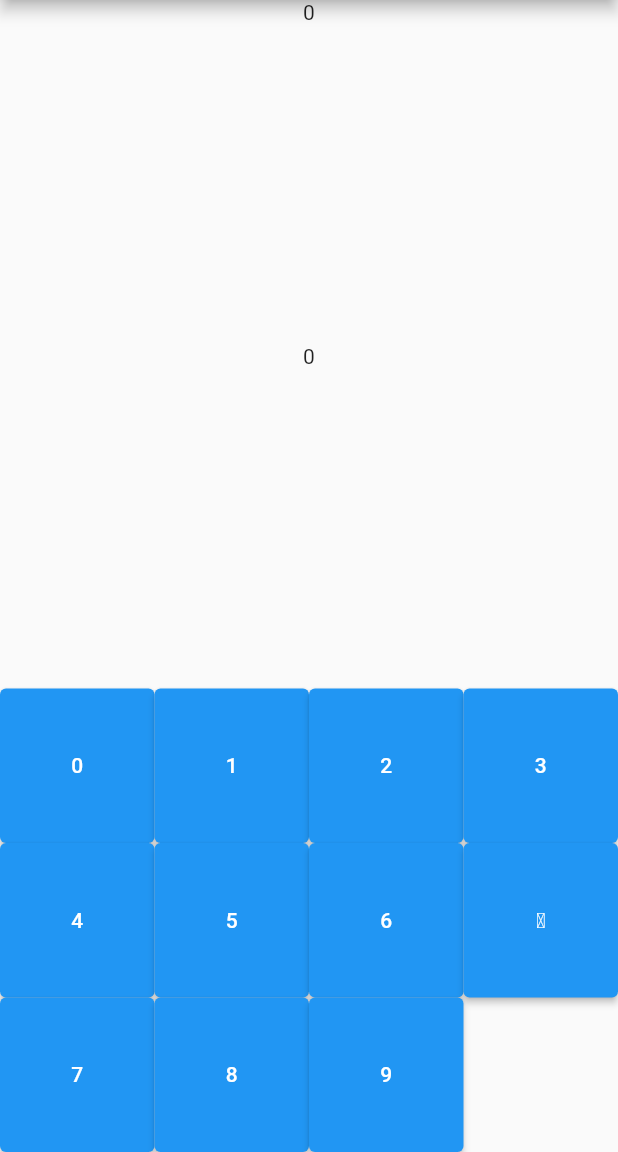
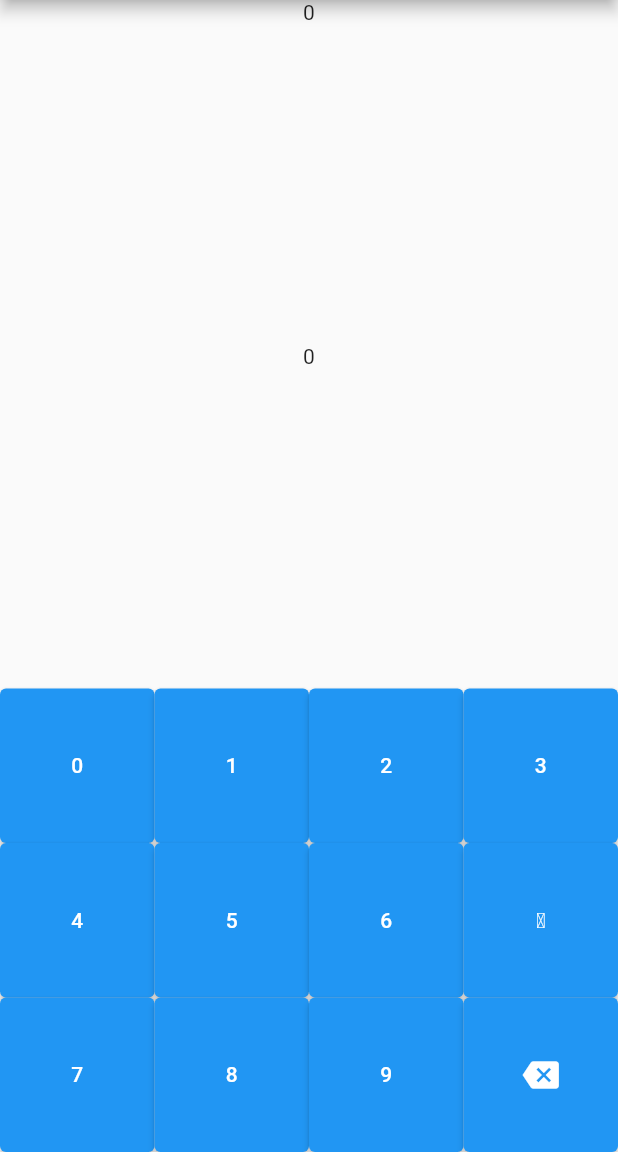
Before and after one commit to kowasaur/thrembo_calculator, a Flutter app: the screen it shows after launch, after a tap on an icon or button, on a phone screen of 412 x 824 dp, the part 84-1236 px from its top. Run offline on Flutter 3.47's test engine with Material 2 defaults, Android fonts, the phone set to English and light mode, and no system bars.

Commit message:
Add delete button and force portrait

```diff
--- a/lib/main.dart
+++ b/lib/main.dart
@@ -1,7 +1,13 @@
 import 'package:flutter/material.dart';
+import 'package:flutter/services.dart';
 import 'dart:math';
 
-void main() => runApp(const MyApp());
+void main() {
+  // Force screen orientation to portrait
+  WidgetsFlutterBinding.ensureInitialized();
+  SystemChrome.setPreferredOrientations([DeviceOrientation.portraitUp])
+      .then((_) => runApp(const MyApp()));
+}
 
 class MyApp extends StatelessWidget {
   const MyApp({Key? key}) : super(key: key);
@@ -26,20 +32,6 @@ class MyHomePage extends StatefulWidget {
 }
 
 class _MyHomePageState extends State<MyHomePage> {
-  static const _buttonLabels = [
-    '0',
-    '1',
-    '2',
-    '3',
-    '4',
-    '5',
-    '6',
-    'Ϫ',
-    '7',
-    '8',
-    '9'
-  ];
-
   static const _normalNumber = {
     '0': 0,
     '1': 1,
@@ -58,6 +50,17 @@ class _MyHomePageState extends State<MyHomePage> {
 
   void _inputChar(String char) => setState(() => _thremboText += char);
 
+  void _deleteChar() => setState((() {
+        var lastIndex = _thremboText.length - 1;
+        if (lastIndex != -1) {
+          _thremboText = _thremboText.substring(0, lastIndex);
+        }
+      }));
+
+  ElevatedButton _charButton(String char) {
+    return ElevatedButton(onPressed: () => _inputChar(char), child: Text(char));
+  }
+
   static String _convertNumber(String thremboNumber) {
     if (thremboNumber == "") return "";
     int resultNum = 0;
@@ -70,13 +73,21 @@ class _MyHomePageState extends State<MyHomePage> {
 
   @override
   Widget build(BuildContext context) {
-    var buttons = GridView.count(
-        crossAxisCount: 4,
-        shrinkWrap: true,
-        children: _buttonLabels
-            .map((c) =>
-                ElevatedButton(onPressed: () => _inputChar(c), child: Text(c)))
-            .toList());
+    var buttons =
+        GridView.count(crossAxisCount: 4, shrinkWrap: true, children: [
+      _charButton('0'),
+      _charButton('1'),
+      _charButton('2'),
+      _charButton('3'),
+      _charButton('4'),
+      _charButton('5'),
+      _charButton('6'),
+      _charButton('Ϫ'),
+      _charButton('7'),
+      _charButton('8'),
+      _charButton('9'),
+      ElevatedButton(onPressed: _deleteChar, child: const Icon(Icons.backspace))
+    ]);
 
     return Scaffold(
       appBar: AppBar(title: Text(widget.title)),
```
